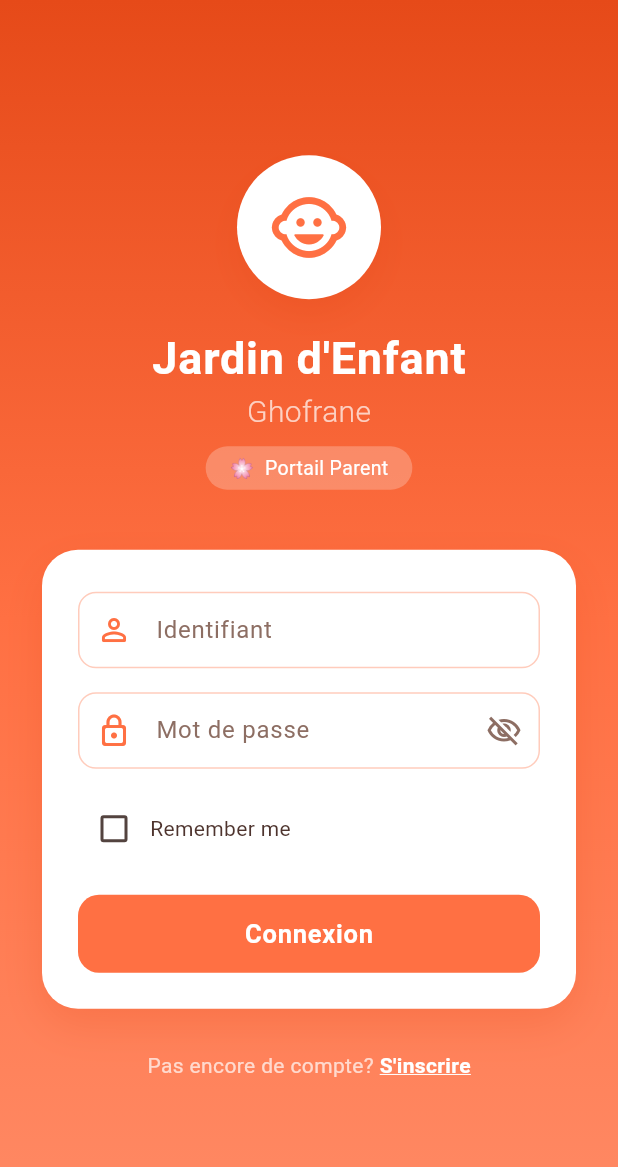
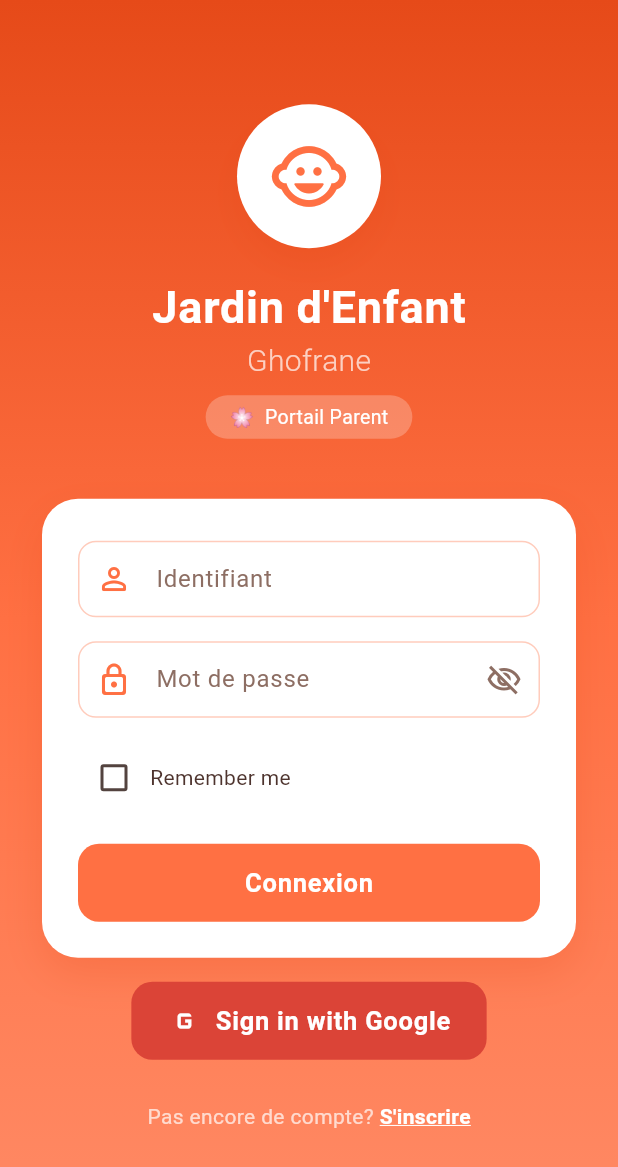
Before and after one commit to Ghassenmabrouk/littlestars, a Flutter app: the screen it shows after launch, on a phone screen of 412 x 824 dp. Shown: the top 1167 px of the screen. Run offline on Flutter 3.47's test engine with Material 3 defaults, Android fonts, the phone set to English and light mode, and no system bars; our stand-ins replace firebase_core, firebase_messaging, flutter_local_notifications, google_sign_in, pdf, shared_preferences; accounts and stored records are empty.

```diff
--- a/lib/screens/login_screen.dart
+++ b/lib/screens/login_screen.dart
@@ -272,7 +272,55 @@ class _LoginScreenState extends State<LoginScreen> {
                       ],
                     ),
                   ),
+                  const SizedBox(height: 16),
 
+                  // Google Sign-In button
+                  Consumer<AuthProvider>(
+                    builder: (context, auth, _) {
+                      return SizedBox(
+                        height: 52,
+                        child: ElevatedButton.icon(
+                          onPressed: auth.isLoading
+                              ? null
+                              : () async {
+                                  auth.clearError();
+                                  final ok = await auth.loginWithGoogle();
+                                  if (ok && mounted) {
+                                    Navigator.of(context)
+                                        .pushReplacementNamed('/home');
+                                  }
+                                },
+                          style: ElevatedButton.styleFrom(
+                            backgroundColor: const Color(0xFFDB4437),
+                            shape: RoundedRectangleBorder(
+                              borderRadius: BorderRadius.circular(14),
+                            ),
+                          ),
+                          icon: auth.isLoading
+                              ? const SizedBox.shrink()
+                              : const Icon(Icons.g_mobiledata, size: 24),
+                          label: auth.isLoading
+                              ? const SizedBox(
+                                  width: 22,
+                                  height: 22,
+                                  child: CircularProgressIndicator(
+                                    strokeWidth: 2,
+                                    color: Colors.white,
+                                  ),
+                                )
+                              : const Text(
+                                  'Sign in with Google',
+                                  style: TextStyle(
+                                    fontSize: 17,
+                                    fontWeight: FontWeight.bold,
+                                    letterSpacing: 0.5,
+                                    color: Colors.white,
+                                  ),
+                                ),
+                        ),
+                      );
+                    },
+                  ),
                   const SizedBox(height: 28),
                   Row(
                     mainAxisAlignment: MainAxisAlignment.center,
```
Also changed, not shown: lib/main.dart (+14 -0 lines), lib/screens/notifications_screen.dart (+10 -5 lines), lib/services/api_service.dart (+28 -0 lines), lib/services/auth_provider.dart (+96 -0 lines), lib/services/fcm_service.dart (+26 -1 lines), lib/services/notification_service.dart (+7 -5 lines), pubspec.yaml (+4 -10 lines), pubspec.lock, 2 other files.
